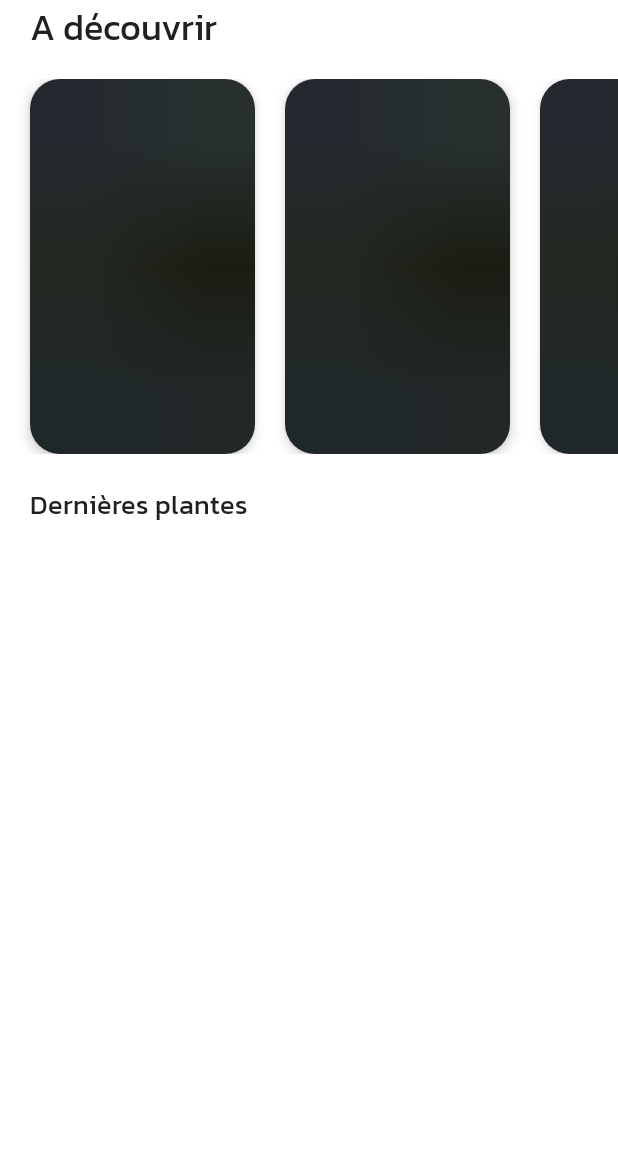
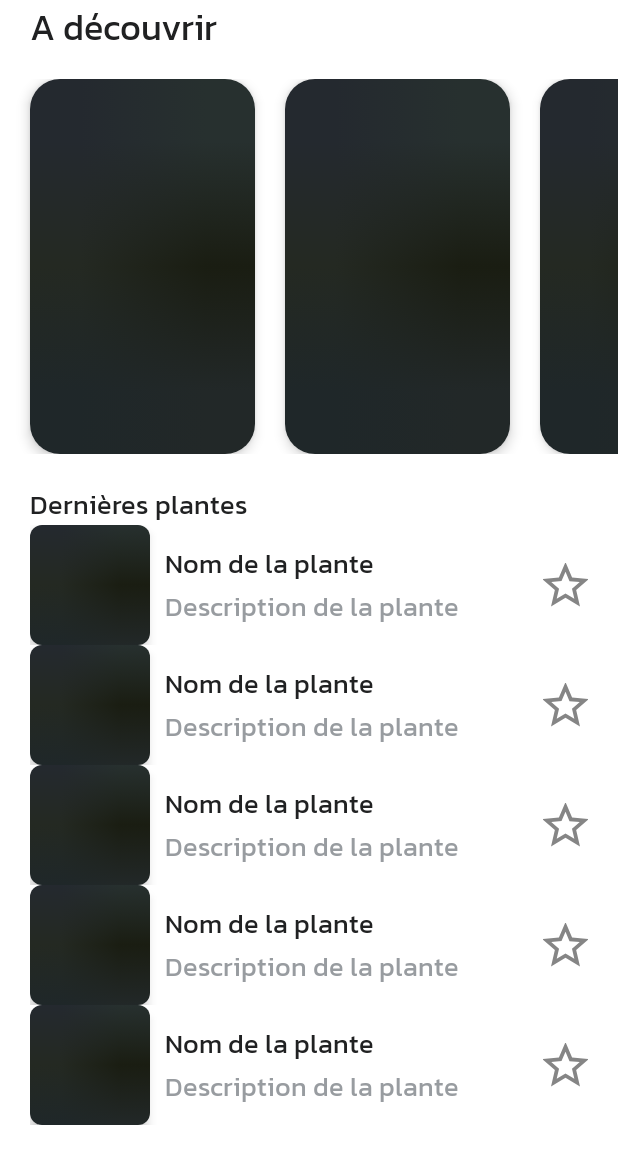
Before and after one commit to lardotn/NatureCollection, an Android app: the screen it shows after launch (MainActivity), on a phone screen of 412 x 824 dp, the part 71-1236 px from its top. Run offline under Robolectric (Android 15) with nearby library versions, the phone set to English and light mode, and no system bars.

Commit message:
Modify PlantAdapter.kt for horizontal and vertical recyclerview

```diff
--- a/app/src/main/java/com/youtube/naturecollection/adapter/PlantAdapter.kt
+++ b/app/src/main/java/com/youtube/naturecollection/adapter/PlantAdapter.kt
@@ -7,7 +7,7 @@ import android.widget.ImageView
 import androidx.recyclerview.widget.RecyclerView
 import com.youtube.naturecollection.R
 
-class PlantAdapter : RecyclerView.Adapter<PlantAdapter.ViewHolder>() {
+class PlantAdapter(private val layoutId: Int) : RecyclerView.Adapter<PlantAdapter.ViewHolder>() {
 
     // Boite pour ranger tous les composants à controler
     class ViewHolder(view: View) : RecyclerView.ViewHolder(view) {
@@ -18,7 +18,7 @@ class PlantAdapter : RecyclerView.Adapter<PlantAdapter.ViewHolder>() {
     override fun onCreateViewHolder(parent: ViewGroup, viewType: Int): ViewHolder {
         val view = LayoutInflater
             .from(parent.context)
-            .inflate(R.layout.item_horizontal_plant, parent, false)
+            .inflate(layoutId, parent, false)
         return ViewHolder(view)
     }
 
--- a/app/src/main/java/com/youtube/naturecollection/fragments/HomeFragment.kt
+++ b/app/src/main/java/com/youtube/naturecollection/fragments/HomeFragment.kt
@@ -20,7 +20,11 @@ class HomeFragment : Fragment() {
 
         // Récupérer le recyclerview
         val horizontalRecyclerView = view.findViewById<RecyclerView>(R.id.horizontal_recycler_view)
-        horizontalRecyclerView.adapter = PlantAdapter()
+        horizontalRecyclerView.adapter = PlantAdapter(R.layout.item_horizontal_plant)
+
+        // Récupérer le second recyclerview
+        val verticalRecyclerView = view.findViewById<RecyclerView>(R.id.vertical_recycler_view)
+        verticalRecyclerView.adapter = PlantAdapter(R.layout.item_vertical_plant)
 
         return view
     }
--- a/app/src/main/res/layout/fragment_home.xml
+++ b/app/src/main/res/layout/fragment_home.xml
@@ -26,6 +26,6 @@
         android:layout_height="match_parent"
         android:layout_marginLeft="@dimen/default_margin"
         app:layoutManager="androidx.recyclerview.widget.LinearLayoutManager"
-        android:orientation="horizontal"/>
+        android:orientation="vertical"/>
 
 </LinearLayout>
```
